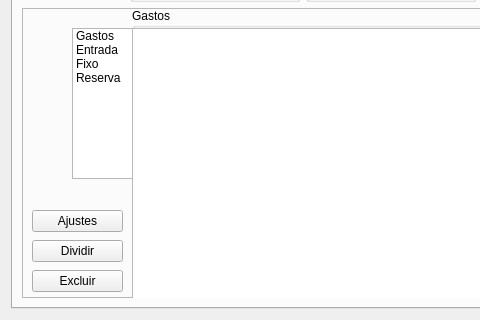
Qt form ui/janela.ui (vazerick/controle_gastos) before a commit; both pictures show x 0 to 480 and y 284 to 604 of the 1260 by 604 pixel window.
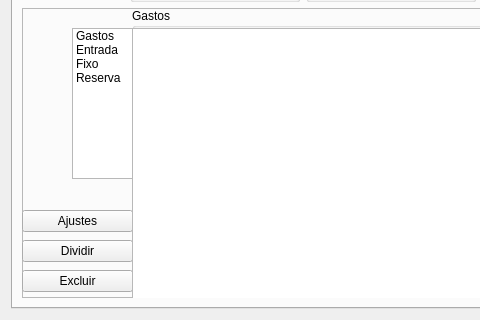
The same form after that commit. The open tabs and pages were chosen to show the change. Custom widgets are drawn as their Qt base class.

```diff
--- a/ui/janela.ui
+++ b/ui/janela.ui
@@ -892,9 +892,9 @@
              <widget class="QWidget" name="layoutWidget">
               <property name="geometry">
                <rect>
-                <x>10</x>
+                <x>0</x>
                 <y>200</y>
-                <width>91</width>
+                <width>111</width>
                 <height>89</height>
                </rect>
               </property>
```
Left out of the diff: 2 changed lines with no effect on the pictures.
